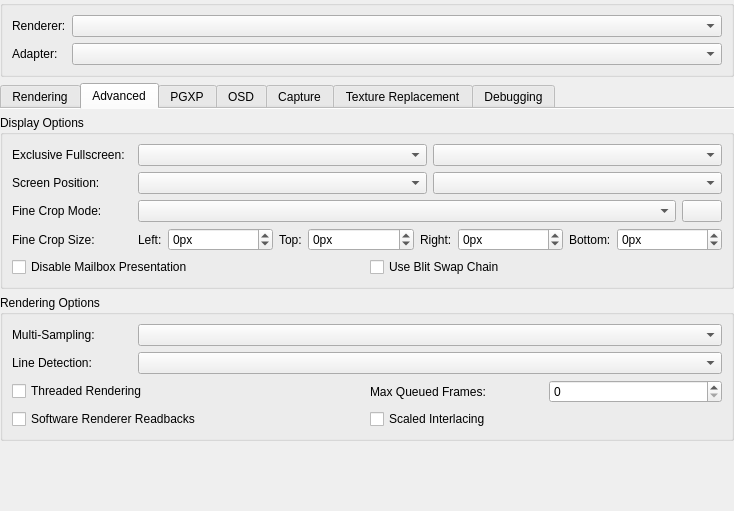
Before: the Qt Designer form src/duckstation-qt/graphicssettingswidget.ui in stenzek/duckstation, drawn with Qt 5.
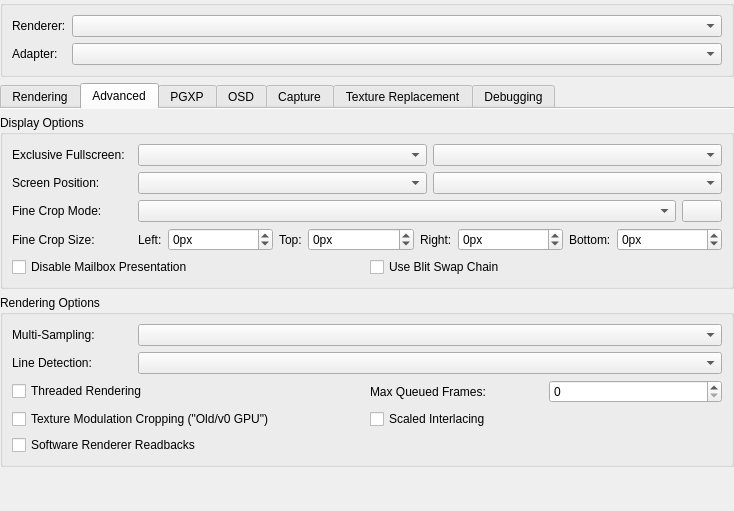
After: the same form once the commit is applied. The open tabs and pages were chosen to show the change. Icons and pictures are not drawn.

Commit message:
GPU: Add option to crop vertex colours before modulation
aka "old" GPU.

Diff of the .ui file:
```diff
--- a/src/duckstation-qt/graphicssettingswidget.ui
+++ b/src/duckstation-qt/graphicssettingswidget.ui
@@ -554,9 +554,9 @@
              </layout>
             </item>
             <item row="1" column="0">
-             <widget class="QCheckBox" name="useSoftwareRendererForReadbacks">
+             <widget class="QCheckBox" name="modulationCrop">
               <property name="text">
-               <string>Software Renderer Readbacks</string>
+               <string>Texture Modulation Cropping (&quot;Old/v0 GPU&quot;)</string>
               </property>
              </widget>
             </item>
@@ -567,6 +567,13 @@
               </property>
              </widget>
             </item>
+            <item row="2" column="0">
+             <widget class="QCheckBox" name="useSoftwareRendererForReadbacks">
+              <property name="text">
+               <string>Software Renderer Readbacks</string>
+              </property>
+             </widget>
+            </item>
            </layout>
           </item>
          </layout>
```
The commit also changes 13 other files.
